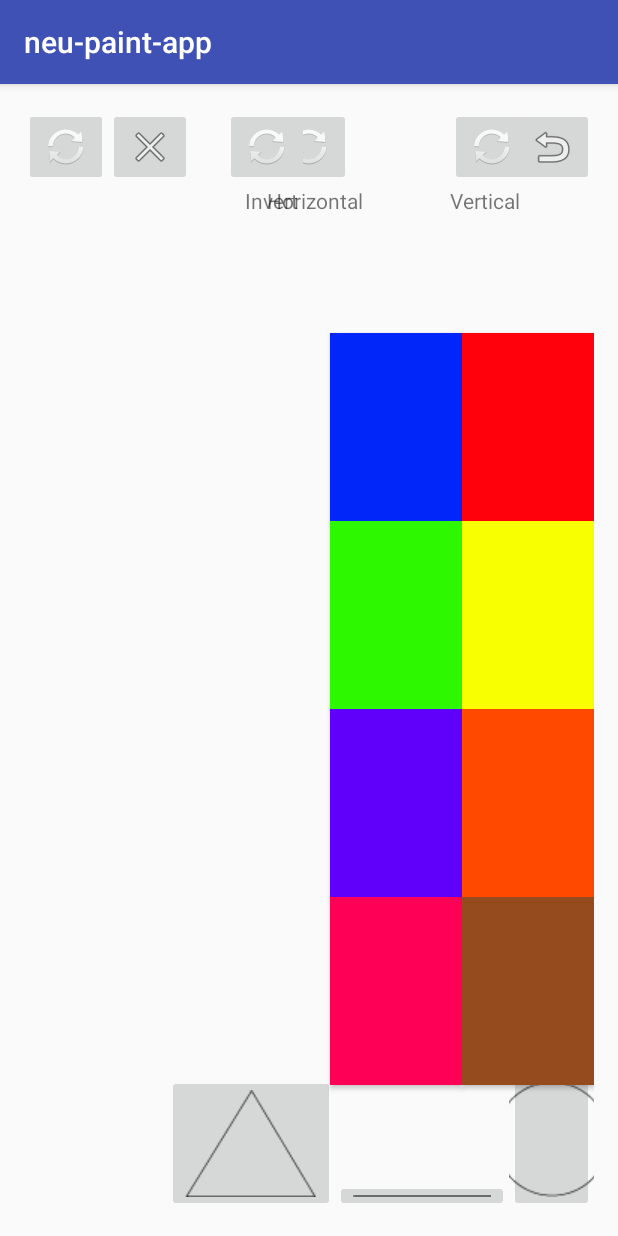
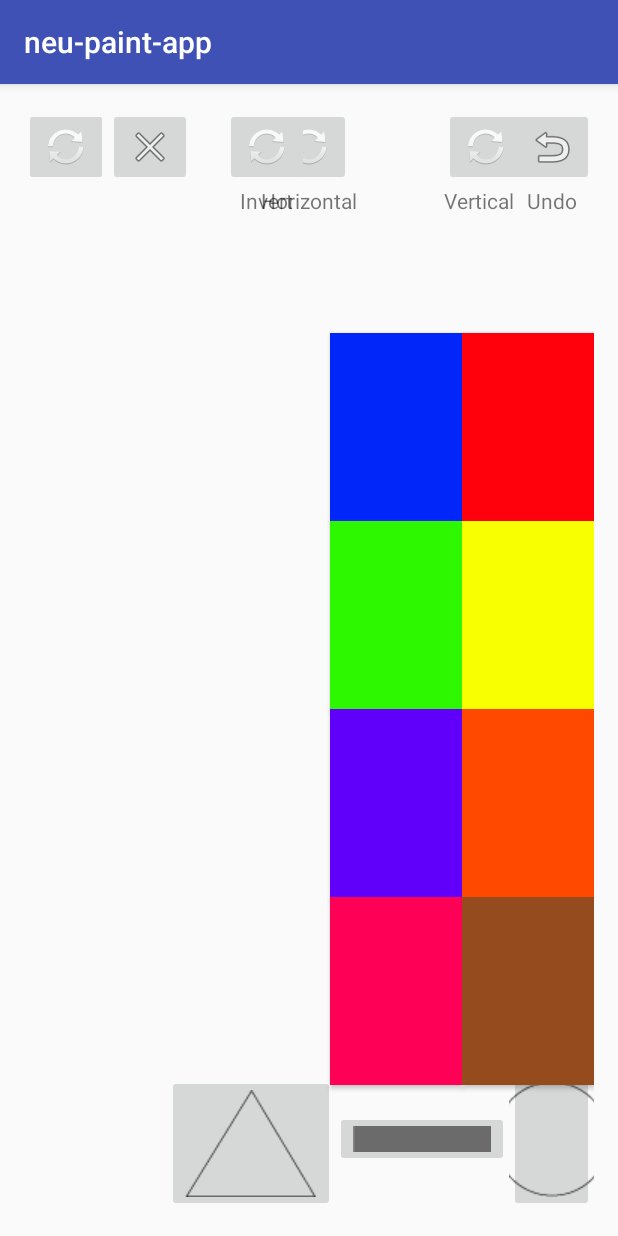
Before and after one commit to aboveyou00/neu-paint-app, an Android app: the screen it shows after launch (MainActivity), on a phone screen of 412 x 824 dp. Run offline under Robolectric (Android 15) with nearby library versions, the phone set to English and light mode, and no system bars.

Commit message:
made line image larger for shape

```diff
--- a/app/src/main/res/layout/activity_main.xml
+++ b/app/src/main/res/layout/activity_main.xml
@@ -129,6 +129,7 @@
         android:src="@drawable/line"
         android:layout_alignParentBottom="true"
         android:layout_toRightOf="@+id/imageButton20"
+        android:layout_marginBottom="30dp"
         android:layout_toEndOf="@+id/imageButton20"
         android:id="@+id/imageButton21" />
 
@@ -149,26 +150,6 @@
         android:layout_toRightOf="@+id/imageButton24"
         android:layout_toEndOf="@+id/imageButton24"
         android:id="@+id/imageButton25" />
-
-    <TextView
-        android:text="Invert"
-        android:layout_width="wrap_content"
-        android:layout_height="wrap_content"
-        android:id="@+id/textView7"
-        android:layout_below="@+id/imageButton26"
-        android:layout_alignLeft="@+id/imageButton26"
-        android:layout_alignStart="@+id/imageButton26"
-        android:layout_marginLeft="13dp"
-        android:layout_marginStart="13dp" />
-
-    <TextView
-        android:text="Horizontal"
-        android:layout_width="wrap_content"
-        android:layout_height="wrap_content"
-        android:layout_below="@+id/imageButton27"
-        android:layout_alignLeft="@+id/imageButton27"
-        android:layout_alignStart="@+id/imageButton27"
-        android:id="@+id/textView8" />
 
     <ImageButton
         android:layout_width="wrap_content"
@@ -209,5 +190,35 @@
         android:layout_marginLeft="22dp"
         android:layout_marginStart="22dp" />
 
+    <TextView
+        android:text="Undo"
+        android:layout_width="wrap_content"
+        android:layout_height="wrap_content"
+        android:id="@+id/textView"
+        android:layout_below="@+id/imageButton19"
+        android:layout_alignLeft="@+id/imageButton19"
+        android:layout_alignStart="@+id/imageButton19"
+        android:layout_marginLeft="11dp"
+        android:layout_marginStart="11dp" />
+
+    <TextView
+        android:text="Horizontal"
+        android:layout_width="wrap_content"
+        android:layout_height="wrap_content"
+        android:id="@+id/textView8"
+        android:layout_below="@+id/imageButton27"
+        android:layout_centerHorizontal="true" />
+
+    <TextView
+        android:text="Invert"
+        android:layout_width="wrap_content"
+        android:layout_height="wrap_content"
+        android:id="@+id/textView7"
+        android:layout_marginLeft="10dp"
+        android:layout_marginStart="10dp"
+        android:layout_below="@+id/imageButton26"
+        android:layout_alignLeft="@+id/imageButton26"
+        android:layout_alignStart="@+id/imageButton26" />
+
 
 </RelativeLayout>
```
Also changed, not shown: app/src/main/res/drawable/line.png.
